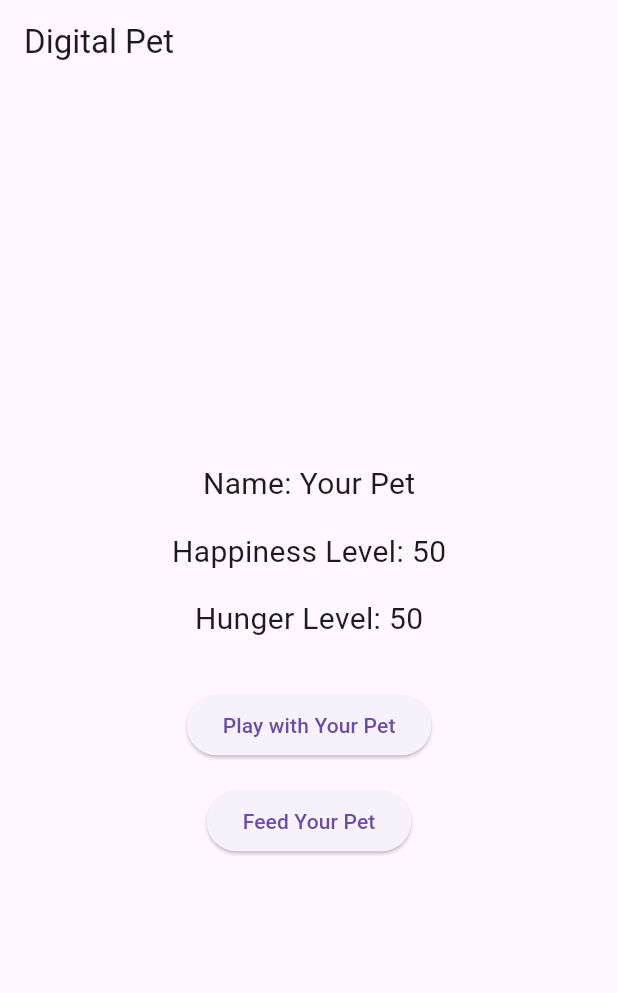
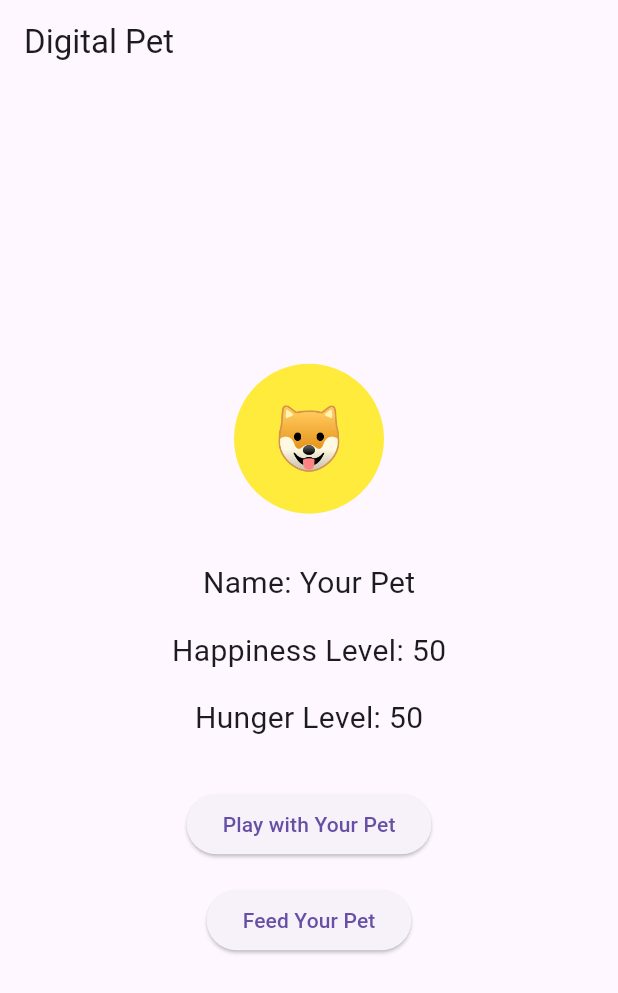
Before and after one commit to YummyFrog/mad_inclass5, a Flutter app: the screen it shows after launch, on a phone screen of 412 x 824 dp. Shown: the top 993 px of the screen. Run offline on Flutter 3.47's test engine with Material 3 defaults, Android fonts, the phone set to English and light mode, and no system bars.

Commit message:
added a placeholder emoji as pet and added mood

```diff
--- a/lib/main.dart
+++ b/lib/main.dart
@@ -17,6 +17,17 @@ class _DigitalPetAppState extends State<DigitalPetApp> {
   String petName = "Your Pet";
   int happinessLevel = 50;
   int hungerLevel = 50;
+
+  // Function to determine the pet's color based on happiness level
+  Color _getPetColor() {
+    if (happinessLevel > 70) {
+      return Colors.green; // Happy
+    } else if (happinessLevel >= 30 && happinessLevel <= 70) {
+      return Colors.yellow; // Neutral
+    } else {
+      return Colors.red; // Unhappy
+    }
+  }
 
   // Function to increase happiness and update hunger when playing with the pet
   void _playWithPet() {
@@ -62,6 +73,22 @@ class _DigitalPetAppState extends State<DigitalPetApp> {
         child: Column(
           mainAxisAlignment: MainAxisAlignment.center,
           children: <Widget>[
+            // Pet representation with dynamic color
+            Container(
+              width: 100,
+              height: 100,
+              decoration: BoxDecoration(
+                color: _getPetColor(), // Dynamic color based on happiness
+                shape: BoxShape.circle,
+              ),
+              child: Center(
+                child: Text(
+                  '🐶', // You can replace this with an image or icon
+                  style: TextStyle(fontSize: 40),
+                ),
+              ),
+            ),
+            SizedBox(height: 32.0),
             Text(
               'Name: $petName',
               style: TextStyle(fontSize: 20.0),
```
